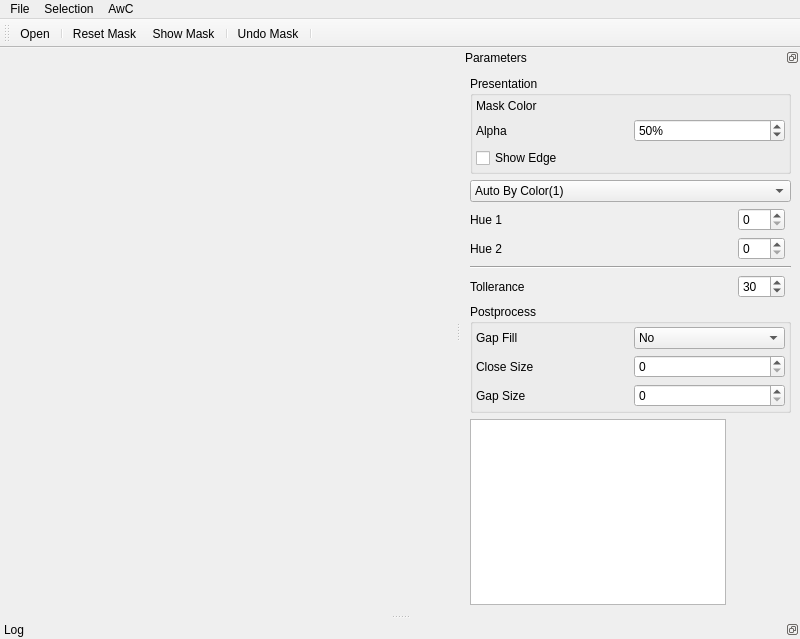
Old version of the form applications/testSuperResolution/ui/testSuperResolutionMainWindow.ui in the repository PimenovAlexander/corecvs.
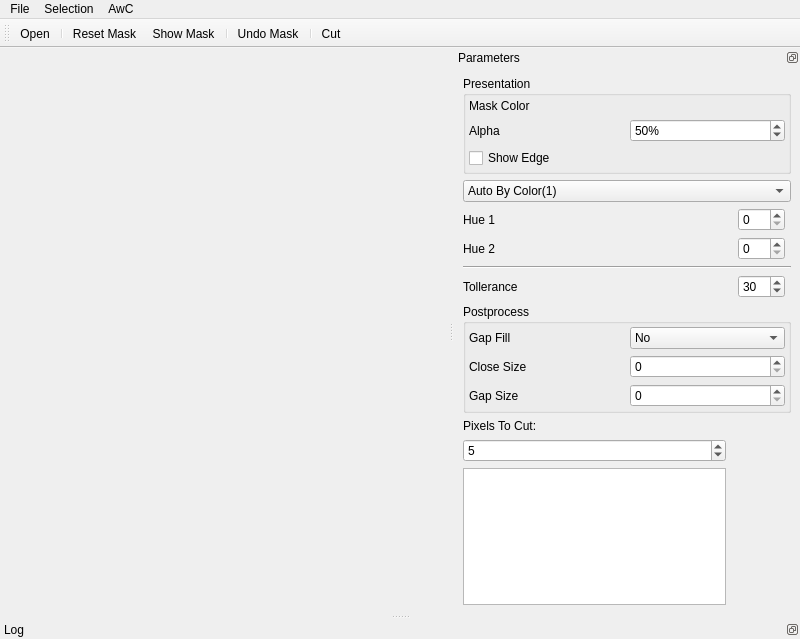
New version of the form. Icons and pictures are not drawn. Custom widgets are drawn as their Qt base class.

The edit to the form file:
```diff
--- a/applications/testSuperResolution/ui/testSuperResolutionMainWindow.ui
+++ b/applications/testSuperResolution/ui/testSuperResolutionMainWindow.ui
@@ -17,8 +17,8 @@
   <widget class="QDockWidget" name="parametersWidget">
    <property name="minimumSize">
     <size>
-     <width>275</width>
-     <height>468</height>
+     <width>346</width>
+     <height>549</height>
     </size>
    </property>
    <property name="features">
@@ -32,20 +32,7 @@
    </attribute>
    <widget class="QWidget" name="dockWidgetContents_2">
     <layout class="QGridLayout" name="gridLayout">
-     <item row="8" column="2">
-      <spacer name="verticalSpacer">
-       <property name="orientation">
-        <enum>Qt::Vertical</enum>
-       </property>
-       <property name="sizeHint" stdset="0">
-        <size>
-         <width>20</width>
-         <height>40</height>
-        </size>
-       </property>
-      </spacer>
-     </item>
-     <item row="1" column="0" colspan="4">
+     <item row="1" column="1" colspan="4">
       <widget class="QComboBox" name="maskComboBox">
        <property name="currentIndex">
         <number>2</number>
@@ -67,59 +54,14 @@
        </item>
       </widget>
      </item>
-     <item row="2" column="2">
-      <widget class="QSpinBox" name="hue1SpinBox">
-       <property name="maximum">
-        <number>360</number>
-       </property>
-      </widget>
-     </item>
-     <item row="3" column="2">
-      <widget class="QSpinBox" name="hue2SpinBox">
-       <property name="maximum">
-        <number>360</number>
-       </property>
-      </widget>
-     </item>
-     <item row="2" column="0" colspan="2">
+     <item row="2" column="1" colspan="2">
       <widget class="QLabel" name="label">
        <property name="text">
         <string>Hue 1</string>
        </property>
       </widget>
      </item>
-     <item row="3" column="0" colspan="2">
-      <widget class="QLabel" name="label_2">
-       <property name="text">
-        <string>Hue 2</string>
-       </property>
-      </widget>
-     </item>
-     <item row="5" column="0">
-      <widget class="QLabel" name="label_3">
-       <property name="text">
-        <string>Tollerance</string>
-       </property>
-      </widget>
-     </item>
-     <item row="4" column="0" colspan="4">
-      <widget class="Line" name="line">
-       <property name="orientation">
-        <enum>Qt::Horizontal</enum>
-       </property>
-      </widget>
-     </item>
-     <item row="5" column="2">
-      <widget class="QSpinBox" name="toleranceSpinBox">
-       <property name="maximum">
-        <number>900</number>
-       </property>
-       <property name="value">
-        <number>30</number>
-       </property>
-      </widget>
-     </item>
-     <item row="0" column="0" colspan="4">
+     <item row="0" column="1" colspan="4">
       <widget class="QGroupBox" name="groupBox">
        <property name="title">
         <string>Presentation</string>
@@ -177,7 +119,14 @@
        </layout>
       </widget>
      </item>
-     <item row="7" column="0" colspan="4">
+     <item row="8" column="1">
+      <widget class="QLabel" name="label_9">
+       <property name="text">
+        <string>Pixels To Cut:</string>
+       </property>
+      </widget>
+     </item>
+     <item row="7" column="1" colspan="4">
       <widget class="QGroupBox" name="groupBox_2">
        <property name="title">
         <string>Postprocess</string>
@@ -244,9 +193,77 @@
        </layout>
       </widget>
      </item>
-     <item row="8" column="0">
+     <item row="10" column="3">
+      <spacer name="verticalSpacer">
+       <property name="orientation">
+        <enum>Qt::Vertical</enum>
+       </property>
+       <property name="sizeHint" stdset="0">
+        <size>
+         <width>20</width>
+         <height>40</height>
+        </size>
+       </property>
+      </spacer>
+     </item>
+     <item row="4" column="1" colspan="4">
+      <widget class="Line" name="line">
+       <property name="orientation">
+        <enum>Qt::Horizontal</enum>
+       </property>
+      </widget>
+     </item>
+     <item row="3" column="3">
+      <widget class="QSpinBox" name="hue2SpinBox">
+       <property name="maximum">
+        <number>360</number>
+       </property>
+      </widget>
+     </item>
+     <item row="2" column="3">
+      <widget class="QSpinBox" name="hue1SpinBox">
+       <property name="maximum">
+        <number>360</number>
+       </property>
+      </widget>
+     </item>
+     <item row="5" column="1">
+      <widget class="QLabel" name="label_3">
+       <property name="text">
+        <string>Tollerance</string>
+       </property>
+      </widget>
+     </item>
+     <item row="3" column="1" colspan="2">
+      <widget class="QLabel" name="label_2">
+       <property name="text">
+        <string>Hue 2</string>
+       </property>
+      </widget>
+     </item>
+     <item row="10" column="1">
       <widget class="QListWidget" name="mWidgetList"/>
      </item>
+     <item row="5" column="3">
+      <widget class="QSpinBox" name="toleranceSpinBox">
+       <property name="maximum">
+        <number>900</number>
+       </property>
+       <property name="value">
+        <number>30</number>
+       </property>
+      </widget>
+     </item>
+     <item row="9" column="1">
+      <widget class="QSpinBox" name="pixelsSpinBox">
+       <property name="maximum">
+        <number>1000</number>
+       </property>
+       <property name="value">
+        <number>5</number>
+       </property>
+      </widget>
+     </item>
     </layout>
    </widget>
   </widget>
@@ -285,6 +302,7 @@
    <addaction name="separator"/>
    <addaction name="actionUndoMask"/>
    <addaction name="separator"/>
+   <addaction name="actionCut"/>
   </widget>
   <widget class="QMenuBar" name="menubar">
    <property name="geometry">
@@ -375,6 +393,15 @@
     <string>Clear</string>
    </property>
   </action>
+  <action name="actionCut">
+   <property name="icon">
+    <iconset resource="../../../resources/main.qrc">
+     <normaloff>:/new/prefix1/workspace.png</normaloff>:/new/prefix1/workspace.png</iconset>
+   </property>
+   <property name="text">
+    <string>Cut</string>
+   </property>
+  </action>
  </widget>
  <customwidgets>
   <customwidget>
```
Left out of the diff: 28 changed lines with no effect on the pictures.
